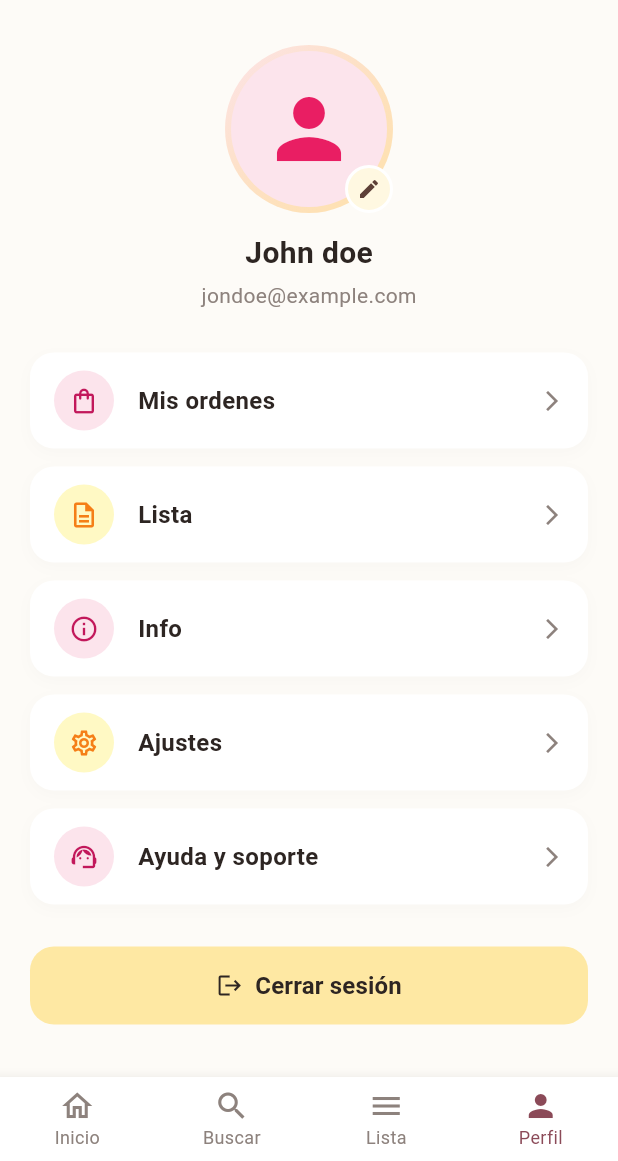
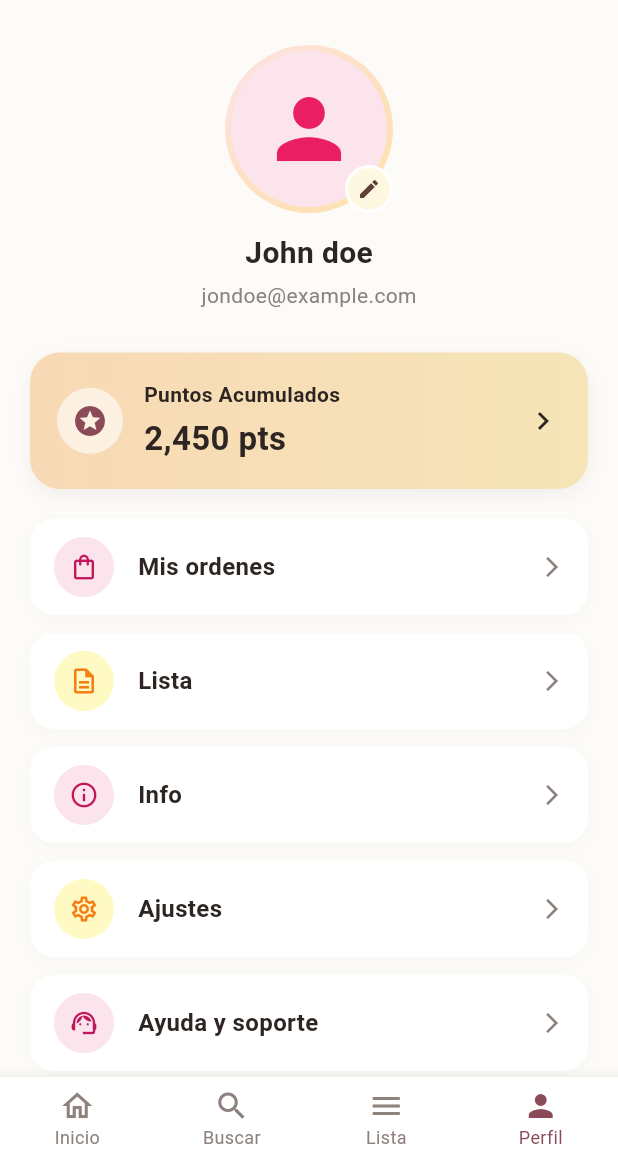
Before and after one commit to Niko850/Frizalia-LITIID42, a Flutter app: the screen it shows after launch, on a phone screen of 412 x 824 dp, the part 75-1236 px from its top. Run offline on Flutter 3.47's test engine with Material 3 defaults, Android fonts, the phone set to English and light mode, and no system bars.

Commit message:
Feat: Splash Screen y Perfil Screen

```diff
--- a/lib/Screens/perfil_screen.dart
+++ b/lib/Screens/perfil_screen.dart
@@ -116,6 +116,72 @@ class _ProfileScreenState extends State<ProfileScreen> {
                 ),
               ),
               const SizedBox(height: 28),
+
+              Container(
+                width: double.infinity,
+                padding: const EdgeInsets.all(18),
+                decoration: BoxDecoration(
+                  gradient: const LinearGradient(
+                    colors: [Color(0xFFF8D9B5), Color(0xFFF5E5B8)],
+                    begin: Alignment.centerLeft,
+                    end: Alignment.centerRight,
+                  ),
+                  borderRadius: BorderRadius.circular(20),
+                  boxShadow: [
+                    BoxShadow(
+                      color: Colors.black.withValues(alpha: 0.05),
+                      blurRadius: 10,
+                      offset: const Offset(0, 4),
+                    ),
+                  ],
+                ),
+                child: Row(
+                  children: [
+                    Container(
+                      padding: const EdgeInsets.all(10),
+                      decoration: BoxDecoration(
+                        color: Colors.white.withValues(alpha: 0.6),
+                        shape: BoxShape.circle,
+                      ),
+                      child: const Icon(
+                        Icons.stars,
+                        color: Color(0xFF8B4A58),
+                        size: 24,
+                      ),
+                    ),
+                    const SizedBox(width: 14),
+                    Expanded(
+                      child: Column(
+                        crossAxisAlignment: CrossAxisAlignment.start,
+                        children: const [
+                          Text(
+                            'Puntos Acumulados',
+                            style: TextStyle(
+                              fontSize: 14,
+                              fontWeight: FontWeight.w600,
+                              color: Color(0xFF2D2522),
+                            ),
+                          ),
+                          SizedBox(height: 4),
+                          Text(
+                            '2,450 pts',
+                            style: TextStyle(
+                              fontSize: 22,
+                              fontWeight: FontWeight.bold,
+                              color: Color(0xFF2D2522),
+                            ),
+                          ),
+                        ],
+                      ),
+                    ),
+                    const Icon(
+                      Icons.chevron_right,
+                      color: Color(0xFF2D2522),
+                    ),
+                  ],
+                ),
+              ),
+              const SizedBox(height: 20),
 
               // Opciones del Menú
               _buildMenuCard(
--- a/lib/Screens/splash_screen.dart
+++ b/lib/Screens/splash_screen.dart
@@ -28,7 +28,7 @@ class _SplashScreenState extends State<SplashScreen> {
   @override
   Widget build(BuildContext context) {
     return Scaffold(
-      backgroundColor: const Color.fromARGB(255, 182, 164, 242),
+      backgroundColor: const Color.fromARGB(255, 236, 178, 249),
       body: Center(
         child: Column(
           mainAxisAlignment: MainAxisAlignment.center,
```
